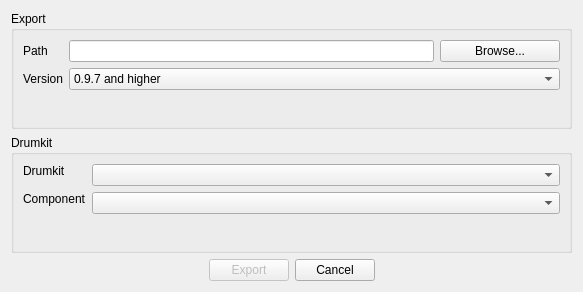
First picture: the form in src/gui/src/SoundLibrary/SoundLibraryExportDialog_UI.ui, repository hydrogen-music/hydrogen, before the edit.
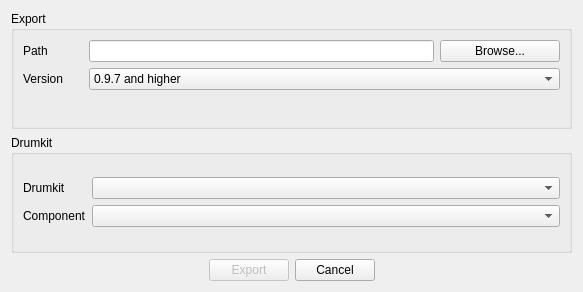
Second picture: the form after the edit.

Commit message:
DK export dialog tweaks
- shortcuts for buttons
- more descriptive popup dialogs
- alignment of labels and spin boxes

Diff of the .ui file:
```diff
--- a/src/gui/src/SoundLibrary/SoundLibraryExportDialog_UI.ui
+++ b/src/gui/src/SoundLibrary/SoundLibraryExportDialog_UI.ui
@@ -69,6 +69,12 @@
             <verstretch>0</verstretch>
            </sizepolicy>
           </property>
+          <property name="minimumSize">
+           <size>
+            <width>60</width>
+            <height>0</height>
+           </size>
+          </property>
           <property name="text">
            <string>Version</string>
           </property>
@@ -106,20 +112,54 @@
      </property>
      <layout class="QVBoxLayout" name="verticalLayout">
       <item>
-       <layout class="QFormLayout" name="formLayout_2">
+       <layout class="QGridLayout" name="gridLayout_2">
+        <item row="1" column="0">
+         <widget class="QLabel" name="labelComponent">
+          <property name="enabled">
+           <bool>true</bool>
+          </property>
+          <property name="sizePolicy">
+           <sizepolicy hsizetype="Minimum" vsizetype="Preferred">
+            <horstretch>0</horstretch>
+            <verstretch>0</verstretch>
+           </sizepolicy>
+          </property>
+          <property name="minimumSize">
+           <size>
+            <width>60</width>
+            <height>0</height>
+           </size>
+          </property>
+          <property name="text">
+           <string>Component</string>
+          </property>
+          <property name="alignment">
+           <set>Qt::AlignLeading|Qt::AlignLeft|Qt::AlignVCenter</set>
+          </property>
+          <property name="wordWrap">
+           <bool>true</bool>
+          </property>
+         </widget>
+        </item>
         <item row="0" column="0">
          <widget class="QLabel" name="labelDrumkit">
           <property name="sizePolicy">
-           <sizepolicy hsizetype="Expanding" vsizetype="Preferred">
+           <sizepolicy hsizetype="Minimum" vsizetype="Preferred">
             <horstretch>0</horstretch>
             <verstretch>0</verstretch>
            </sizepolicy>
           </property>
+          <property name="minimumSize">
+           <size>
+            <width>60</width>
+            <height>0</height>
+           </size>
+          </property>
           <property name="text">
            <string>Drumkit</string>
           </property>
           <property name="alignment">
-           <set>Qt::AlignLeading|Qt::AlignLeft|Qt::AlignTop</set>
+           <set>Qt::AlignLeading|Qt::AlignLeft|Qt::AlignVCenter</set>
           </property>
           <property name="wordWrap">
            <bool>true</bool>
@@ -136,25 +176,6 @@
           </property>
          </widget>
         </item>
-        <item row="1" column="0">
-         <widget class="QLabel" name="labelComponent">
-          <property name="sizePolicy">
-           <sizepolicy hsizetype="Expanding" vsizetype="Preferred">
-            <horstretch>0</horstretch>
-            <verstretch>0</verstretch>
-           </sizepolicy>
-          </property>
-          <property name="text">
-           <string>Component</string>
-          </property>
-          <property name="alignment">
-           <set>Qt::AlignLeading|Qt::AlignLeft|Qt::AlignTop</set>
-          </property>
-          <property name="wordWrap">
-           <bool>true</bool>
-          </property>
-         </widget>
-        </item>
         <item row="1" column="1">
          <widget class="QComboBox" name="componentList">
           <property name="sizePolicy">
```
The commit also changes 1 other file.
